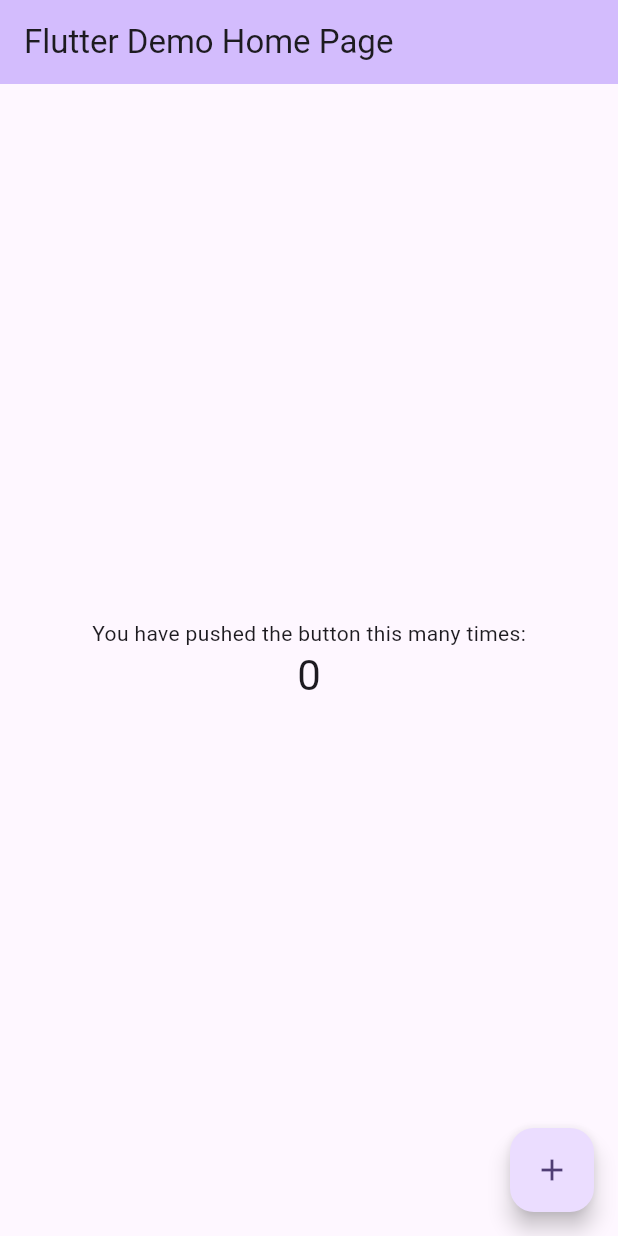
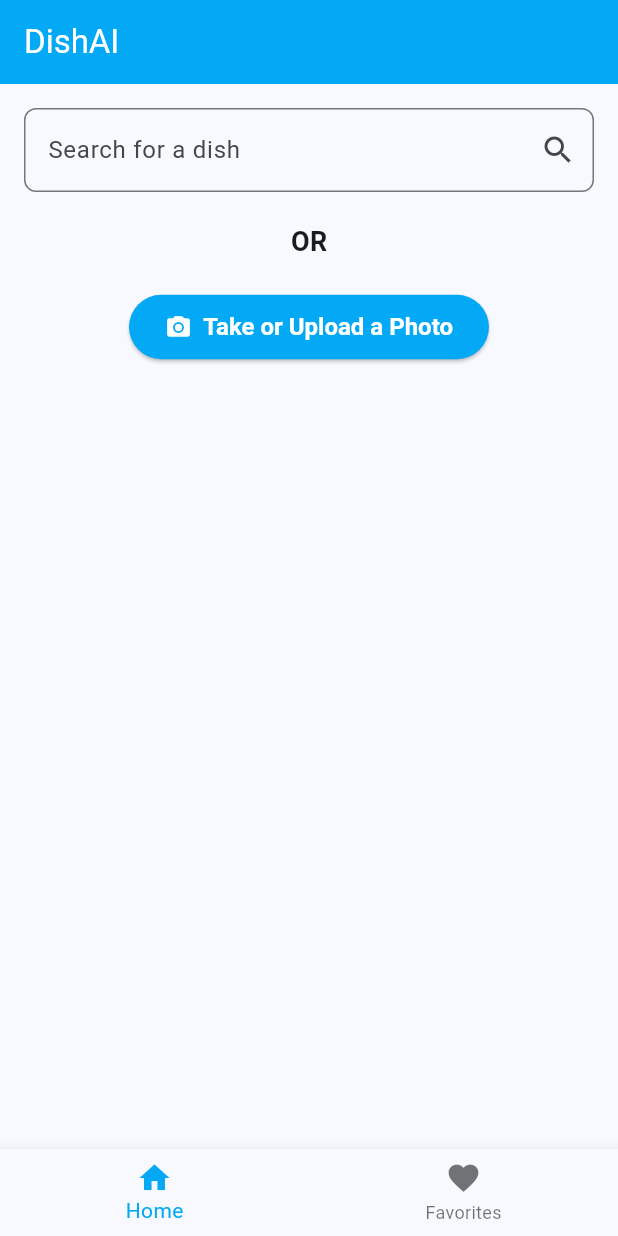
Before and after one commit to VictorH38/DishAI, a Flutter app: the screen it shows after launch, on a phone screen of 412 x 824 dp. Run offline on Flutter 3.47's test engine with Material 3 defaults, Android fonts, the phone set to English and light mode, and no system bars.

Commit message:
Add home screen

```diff
--- a/lib/main.dart
+++ b/lib/main.dart
@@ -1,125 +1,29 @@
 import 'package:flutter/material.dart';
+import 'screens/home_screen.dart';
+import 'screens/recipe_details_screen.dart';
+import 'screens/favorites_screen.dart';
 
 void main() {
-  runApp(const MyApp());
+  runApp(const DishAIApp());
 }
 
-class MyApp extends StatelessWidget {
-  const MyApp({super.key});
+class DishAIApp extends StatelessWidget {
+  const DishAIApp({super.key});
 
-  // This widget is the root of your application.
   @override
   Widget build(BuildContext context) {
     return MaterialApp(
-      title: 'Flutter Demo',
+      title: 'DishAI',
       theme: ThemeData(
-        // This is the theme of your application.
-        //
-        // TRY THIS: Try running your application with "flutter run". You'll see
-        // the application has a purple toolbar. Then, without quitting the app,
-        // try changing the seedColor in the colorScheme below to Colors.green
-        // and then invoke "hot reload" (save your changes or press the "hot
-        // reload" button in a Flutter-supported IDE, or press "r" if you used
-        // the command line to start the app).
-        //
-        // Notice that the counter didn't reset back to zero; the application
-        // state is not lost during the reload. To reset the state, use hot
-        // restart instead.
-        //
-        // This works for code too, not just values: Most code changes can be
-        // tested with just a hot reload.
-        colorScheme: ColorScheme.fromSeed(seedColor: Colors.deepPurple),
+        colorScheme: ColorScheme.fromSeed(seedColor: Colors.lightBlue),
         useMaterial3: true,
       ),
-      home: const MyHomePage(title: 'Flutter Demo Home Page'),
+      initialRoute: '/',
+      routes: {
+        '/': (context) => const HomeScreen(),
+        // '/recipeDetails': (context) => const RecipeDetailsScreen(),
+        // '/favorites': (context) => const FavoritesScreen(),
+      },
     );
   }
 }
-
-class MyHomePage extends StatefulWidget {
-  const MyHomePage({super.key, required this.title});
-
-  // This widget is the home page of your application. It is stateful, meaning
-  // that it has a State object (defined below) that contains fields that affect
-  // how it looks.
-
-  // This class is the configuration for the state. It holds the values (in this
-  // case the title) provided by the parent (in this case the App widget) and
-  // used by the build method of the State. Fields in a Widget subclass are
-  // always marked "final".
-
-  final String title;
-
-  @override
-  State<MyHomePage> createState() => _MyHomePageState();
-}
-
-class _MyHomePageState extends State<MyHomePage> {
-  int _counter = 0;
-
-  void _incrementCounter() {
-    setState(() {
-      // This call to setState tells the Flutter framework that something has
-      // changed in this State, which causes it to rerun the build method below
-      // so that the display can reflect the updated values. If we changed
-      // _counter without calling setState(), then the build method would not be
-      // called again, and so nothing would appear to happen.
-      _counter++;
-    });
-  }
-
-  @override
-  Widget build(BuildContext context) {
-    // This method is rerun every time setState is called, for instance as done
-    // by the _incrementCounter method above.
-    //
-    // The Flutter framework has been optimized to make rerunning build methods
-    // fast, so that you can just rebuild anything that needs updating rather
-    // than having to individually change instances of widgets.
-    return Scaffold(
-      appBar: AppBar(
-        // TRY THIS: Try changing the color here to a specific color (to
-        // Colors.amber, perhaps?) and trigger a hot reload to see the AppBar
-        // change color while the other colors stay the same.
-        backgroundColor: Theme.of(context).colorScheme.inversePrimary,
-        // Here we take the value from the MyHomePage object that was created by
-        // the App.build method, and use it to set our appbar title.
-        title: Text(widget.title),
-      ),
-      body: Center(
-        // Center is a layout widget. It takes a single child and positions it
-        // in the middle of the parent.
-        child: Column(
-          // Column is also a layout widget. It takes a list of children and
-          // arranges them vertically. By default, it sizes itself to fit its
-          // children horizontally, and tries to be as tall as its parent.
-          //
-          // Column has various properties to control how it sizes itself and
-          // how it positions its children. Here we use mainAxisAlignment to
-          // center the children vertically; the main axis here is the vertical
-          // axis because Columns are vertical (the cross axis would be
-          // horizontal).
-          //
-          // TRY THIS: Invoke "debug painting" (choose the "Toggle Debug Paint"
-          // action in the IDE, or press "p" in the console), to see the
-          // wireframe for each widget.
-          mainAxisAlignment: MainAxisAlignment.center,
-          children: <Widget>[
-            const Text(
-              'You have pushed the button this many times:',
-            ),
-            Text(
-              '$_counter',
-              style: Theme.of(context).textTheme.headlineMedium,
-            ),
-          ],
-        ),
-      ),
-      floatingActionButton: FloatingActionButton(
-        onPressed: _incrementCounter,
-        tooltip: 'Increment',
-        child: const Icon(Icons.add),
-      ), // This trailing comma makes auto-formatting nicer for build methods.
-    );
-  }
-}
--- /dev/null
+++ b/lib/screens/home_screen.dart
@@ -0,0 +1,95 @@
+import 'package:flutter/material.dart';
+
+class HomeScreen extends StatefulWidget {
+  const HomeScreen({super.key});
+
+  @override
+  State<HomeScreen> createState() => _HomeScreenState();
+}
+
+class _HomeScreenState extends State<HomeScreen> {
+  final TextEditingController _searchController = TextEditingController();
+
+  void _navigateToRecipeDetails(String query) {
+    Navigator.pushNamed(
+      context,
+      '/recipeDetails',
+      arguments: {'query': query},
+    );
+  }
+
+  @override
+  Widget build(BuildContext context) {
+    return Scaffold(
+      appBar: AppBar(
+        title: const Text(
+          'DishAI',
+          style: TextStyle(color: Colors.white),
+        ),
+        backgroundColor: Colors.lightBlue,
+      ),
+      body: Padding(
+        padding: const EdgeInsets.all(16.0),
+        child: Column(
+          crossAxisAlignment: CrossAxisAlignment.center,
+          children: [
+            TextField(
+              controller: _searchController,
+              decoration: InputDecoration(
+                labelText: 'Search for a dish',
+                border: OutlineInputBorder(
+                  borderRadius: BorderRadius.circular(8.0),
+                ),
+                suffixIcon: IconButton(
+                  icon: const Icon(Icons.search),
+                  onPressed: () {
+                    if (_searchController.text.isNotEmpty) {
+                      _navigateToRecipeDetails(_searchController.text);
+                    }
+                  },
+                ),
+              ),
+            ),
+            const SizedBox(height: 20),
+            const Center(child: Text('OR', style: TextStyle(fontSize: 18, fontWeight: FontWeight.bold))),
+            const SizedBox(height: 20),
+            Center(
+              child: ElevatedButton.icon(
+                onPressed: () {
+                  // Code for uploading or taking a photo
+                },
+                icon: const Icon(Icons.camera_alt),
+                label: const Text('Take or Upload a Photo'),
+                style: ElevatedButton.styleFrom(
+                  backgroundColor: Colors.lightBlue,
+                  foregroundColor: Colors.white,
+                  padding: const EdgeInsets.symmetric(horizontal: 24.0, vertical: 12.0),
+                  textStyle: const TextStyle(fontSize: 16, fontWeight: FontWeight.bold),
+                ),
+              ),
+            ),
+          ],
+        ),
+      ),
+      bottomNavigationBar: BottomNavigationBar(
+        items: const [
+          BottomNavigationBarItem(
+            icon: Icon(Icons.home),
+            label: 'Home',
+          ),
+          BottomNavigationBarItem(
+            icon: Icon(Icons.favorite),
+            label: 'Favorites',
+          ),
+        ],
+        currentIndex: 0,
+        selectedItemColor: Colors.lightBlue,
+        onTap: (index) {
+          if (index == 1) {
+            Navigator.pushNamed(context, '/favorites');
+          }
+        },
+      ),
+    );
+  }
+}
```
